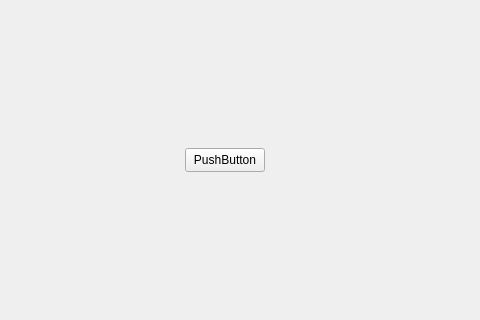
Above: CONTROL/ba_ftbot_control/control.ui from tobias-nix/BA_ftbot_wifi before the change; both pictures show x 215 to 695 and y 112 to 432 of the 900 by 600 pixel window. Below: the same form after it.
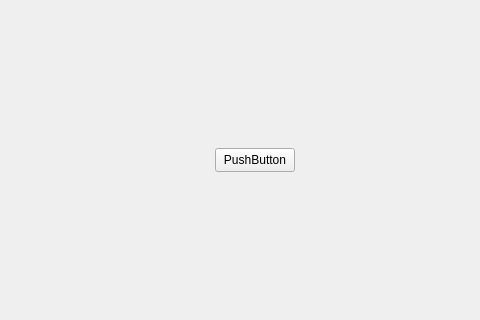
That is the form after the change.

Patch:
```diff
--- a/CONTROL/ba_ftbot_control/control.ui
+++ b/CONTROL/ba_ftbot_control/control.ui
@@ -22,7 +22,7 @@
   <widget class="QPushButton" name="pushButton">
    <property name="geometry">
     <rect>
-     <x>400</x>
+     <x>430</x>
      <y>260</y>
      <width>80</width>
      <height>24</height>
```
